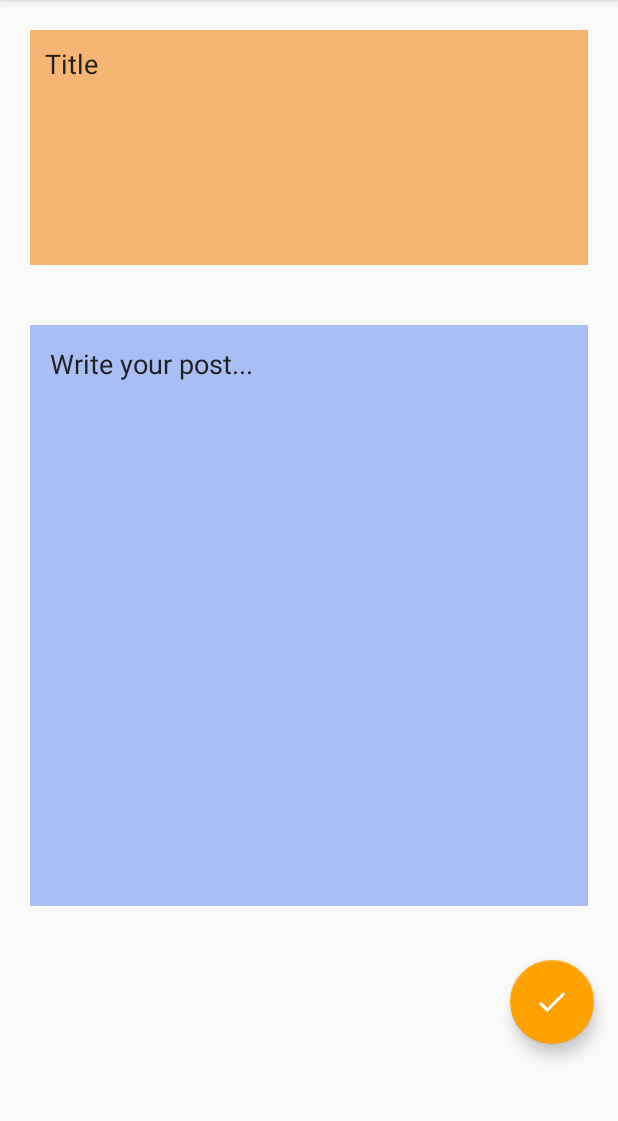
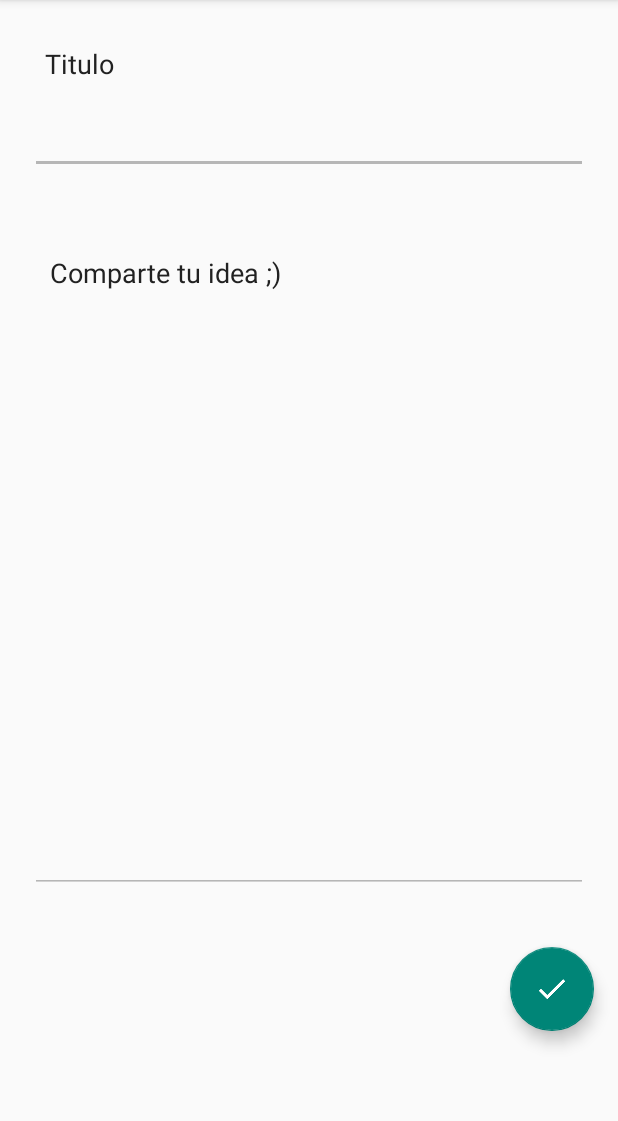
Before and after one commit to gersongams/TucuTeam, an Android app: the NewPostActivity screen opened directly, with no data from a screen before it, on a phone screen of 412 x 824 dp, the part 84-1205 px from its top. Run offline under Robolectric (Android 15) with nearby library versions, the phone set to English and light mode, and no system bars; our stand-ins replace Firebase (no records; nobody signed in at launch, a user with empty details on screens opened directly).

Commit message:
Fixing things

```diff
--- a/app/src/main/res/layout/activity_new_post.xml
+++ b/app/src/main/res/layout/activity_new_post.xml
@@ -13,31 +13,29 @@
 
         <EditText
             android:id="@+id/field_title"
-            android:layout_weight="1"
+            android:layout_weight="0.4"
             android:layout_width="match_parent"
             android:layout_height="wrap_content"
-            android:background="@color/backgroundTitlePost"
             android:layout_margin="20dp"
+            android:textColorHighlight="@color/primary_text"
+            android:textColorHint="@color/primary_text"
+            android:theme="@style/MyEditText"
             android:gravity="left|top"
             android:padding="10dp"
-            android:hint="Title"
-            style="@style/Base.V7.Widget.AppCompat.EditText"
-            android:textColorHighlight="@color/primary_text"
-            android:textColorHint="@color/primary_text"
-            android:maxLines="1" />
+            android:hint="Titulo" />
 
 
         <EditText
+            android:theme="@style/MyEditText"
             android:id="@+id/field_body"
             android:layout_width="match_parent"
             android:layout_weight="3"
             android:layout_height="wrap_content"
-            android:background="@color/backgroundPost"
             android:layout_below="@+id/field_title"
             android:layout_margin="20dp"
             android:gravity="left|top"
             android:padding="20px"
-            android:hint="Write your post..."
+            android:hint="Comparte tu idea ;) "
             android:textColorHighlight="@color/primary_text"
             android:textColorHint="@color/primary_text"
             android:inputType="textMultiLine"
@@ -45,6 +43,7 @@
             android:scrollHorizontally="false" />
 
         <android.support.design.widget.FloatingActionButton
+            android:theme="@style/MyEditText"
             android:id="@+id/fab_submit_post"
             android:layout_weight="0.5"
             android:layout_width="wrap_content"
--- a/app/src/main/res/values/colors.xml
+++ b/app/src/main/res/values/colors.xml
@@ -29,4 +29,5 @@
 
     <color name="accent_color">#00BCD4</color>
     <color name="nice_yellow">#FFEB3B</color>
+
 </resources>
--- a/app/src/main/res/values/strings.xml
+++ b/app/src/main/res/values/strings.xml
@@ -31,7 +31,7 @@
     <string name="lbl_forgot_password">¿Has olvidad tu contraseña?</string>
     <string name="forgot_password_msg">Sólo necesitamos que su correo registrado para que le envíe instrucciones de restablecimiento de contraseña.</string>
     <string name="title_activity_signup">SignupActivity</string>
-    <string name="title_activity_discover">Discover</string>
+    <string name="title_activity_discover">Descubre</string>
     <string name="title_home">Inicio</string>
     <string name="title_dashboard">Dashboard</string>
     <string name="title_notifications">Notificaciones</string>
--- a/app/src/main/res/values/styles.xml
+++ b/app/src/main/res/values/styles.xml
@@ -24,9 +24,8 @@
     <style name="AppTheme.PopupOverlay" parent="ThemeOverlay.AppCompat.Light"/>
 
     <!--Campo de texto-->
-    <style name="EditText" parent="AppTheme">
-        <!-- cursor y línea normal-->
-        <item name="colorControlNormal">@color/accent_color</item>
-        <!-- cursor y línea con foco-->
+    <style name="MyEditText" parent="Theme.AppCompat.Light">
+        <item name="colorControlNormal">@color/divider</item>
+        <item name="colorControlActivated">@color/divider</item>
     </style>
 </resources>
```
Also changed, not shown: app/src/main/res/layout/include_post_author.xml (+23 -2 lines), app/src/main/res/layout/include_post_text.xml (+11 -1 lines), app/src/main/res/layout/item_comment.xml (+11 -2 lines).
